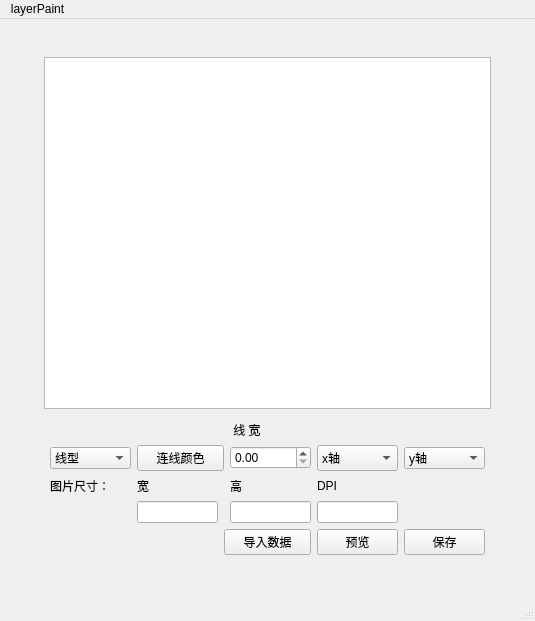
Qt form View/layerPaintUI.ui (we1019000306/layerPaint) before a commit.
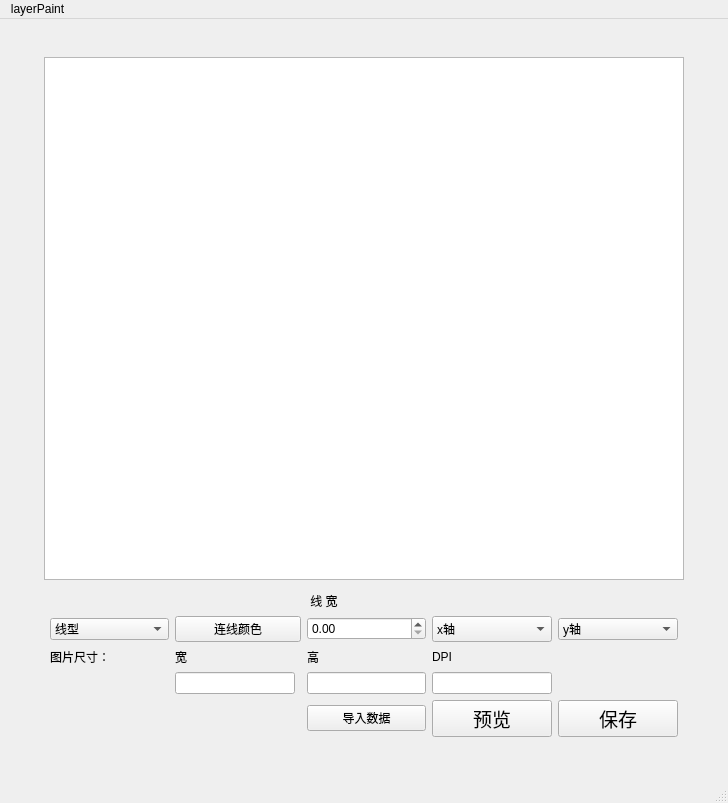
The same form after that commit. Icons and pictures are not drawn.

Diff of the .ui file:
```diff
--- a/View/layerPaintUI.ui
+++ b/View/layerPaintUI.ui
@@ -6,8 +6,8 @@
    <rect>
     <x>0</x>
     <y>0</y>
-    <width>535</width>
-    <height>621</height>
+    <width>728</width>
+    <height>803</height>
    </rect>
   </property>
   <property name="sizePolicy">
@@ -39,6 +39,41 @@
     <item row="0" column="0">
      <widget class="QFrame" name="frame">
       <layout class="QGridLayout" name="gridLayout_4">
+       <item row="0" column="0" colspan="3">
+        <spacer name="verticalSpacer_3">
+         <property name="orientation">
+          <enum>Qt::Vertical</enum>
+         </property>
+         <property name="sizeType">
+          <enum>QSizePolicy::Fixed</enum>
+         </property>
+         <property name="sizeHint" stdset="0">
+          <size>
+           <width>20</width>
+           <height>20</height>
+          </size>
+         </property>
+        </spacer>
+       </item>
+       <item row="1" column="1">
+        <widget class="QTableWidget" name="dataTableWidget"/>
+       </item>
+       <item row="1" column="2" rowspan="2">
+        <spacer name="horizontalSpacer_7">
+         <property name="orientation">
+          <enum>Qt::Horizontal</enum>
+         </property>
+         <property name="sizeType">
+          <enum>QSizePolicy::Fixed</enum>
+         </property>
+         <property name="sizeHint" stdset="0">
+          <size>
+           <width>20</width>
+           <height>10</height>
+          </size>
+         </property>
+        </spacer>
+       </item>
        <item row="1" column="0" rowspan="2">
         <spacer name="horizontalSpacer_3">
          <property name="orientation">
@@ -69,81 +104,6 @@
          <property name="bottomMargin">
           <number>6</number>
          </property>
-         <item row="1" column="3">
-          <widget class="QDoubleSpinBox" name="lineWidthDoubleSpinBox_2">
-           <property name="toolTip">
-            <string>&lt;html&gt;&lt;head/&gt;&lt;body&gt;&lt;p&gt;线宽&lt;/p&gt;&lt;/body&gt;&lt;/html&gt;</string>
-           </property>
-           <property name="styleSheet">
-            <string notr="true">font: 75 14pt &quot;Adobe Arabic&quot;;</string>
-           </property>
-          </widget>
-         </item>
-         <item row="3" column="3">
-          <widget class="QLineEdit" name="heightLineEdit_2">
-           <property name="styleSheet">
-            <string notr="true">font: 75 14pt &quot;Adobe Arabic&quot;;</string>
-           </property>
-          </widget>
-         </item>
-         <item row="4" column="5">
-          <widget class="QPushButton" name="savePushButton_2">
-           <property name="styleSheet">
-            <string notr="true">font: 75 14pt &quot;Adobe Arabic&quot;;</string>
-           </property>
-           <property name="text">
-            <string>保存</string>
-           </property>
-          </widget>
-         </item>
-         <item row="3" column="1">
-          <widget class="QLineEdit" name="widthLineEdit_2">
-           <property name="styleSheet">
-            <string notr="true">font: 75 14pt &quot;Adobe Arabic&quot;;</string>
-           </property>
-          </widget>
-         </item>
-         <item row="4" column="0" colspan="2">
-          <spacer name="horizontalSpacer_10">
-           <property name="orientation">
-            <enum>Qt::Horizontal</enum>
-           </property>
-           <property name="sizeHint" stdset="0">
-            <size>
-             <width>40</width>
-             <height>20</height>
-            </size>
-           </property>
-          </spacer>
-         </item>
-         <item row="2" column="0">
-          <widget class="QLabel" name="label_2">
-           <property name="styleSheet">
-            <string notr="true">font: 75 14pt &quot;Adobe Arabic&quot;;</string>
-           </property>
-           <property name="text">
-            <string>图片尺寸：</string>
-           </property>
-          </widget>
-         </item>
-         <item row="1" column="5">
-          <widget class="QComboBox" name="YComboBox_2">
-           <property name="sizePolicy">
-            <sizepolicy hsizetype="Preferred" vsizetype="Fixed">
-             <horstretch>20</horstretch>
-             <verstretch>0</verstretch>
-            </sizepolicy>
-           </property>
-           <property name="styleSheet">
-            <string notr="true">font: 75 14pt &quot;Adobe Arabic&quot;;</string>
-           </property>
-           <item>
-            <property name="text">
-             <string>y轴</string>
-            </property>
-           </item>
-          </widget>
-         </item>
          <item row="1" column="0">
           <widget class="QComboBox" name="lineTypeComboBox_2">
            <property name="styleSheet">
@@ -191,26 +151,6 @@
            </property>
           </widget>
          </item>
-         <item row="4" column="2" colspan="2">
-          <widget class="QPushButton" name="selectFileButton_2">
-           <property name="styleSheet">
-            <string notr="true">font: 75 14pt &quot;Adobe Arabic&quot;;</string>
-           </property>
-           <property name="text">
-            <string>导入数据</string>
-           </property>
-          </widget>
-         </item>
-         <item row="2" column="1">
-          <widget class="QLabel" name="label2_2">
-           <property name="styleSheet">
-            <string notr="true">font: 75 14pt &quot;Adobe Arabic&quot;;</string>
-           </property>
-           <property name="text">
-            <string>宽</string>
-           </property>
-          </widget>
-         </item>
          <item row="2" column="4">
           <widget class="QLabel" name="label4_2">
            <property name="styleSheet">
@@ -221,16 +161,6 @@
            </property>
           </widget>
          </item>
-         <item row="1" column="1" colspan="2">
-          <widget class="QPushButton" name="lineColorPushButton_3">
-           <property name="styleSheet">
-            <string notr="true">font: 75 14pt &quot;Adobe Arabic&quot;;</string>
-           </property>
-           <property name="text">
-            <string>连线颜色</string>
-           </property>
-          </widget>
-         </item>
          <item row="1" column="4">
           <widget class="QComboBox" name="XComboBox_2">
            <property name="enabled">
@@ -242,9 +172,18 @@
              <verstretch>0</verstretch>
             </sizepolicy>
            </property>
+           <property name="minimumSize">
+            <size>
+             <width>120</width>
+             <height>0</height>
+            </size>
+           </property>
            <property name="styleSheet">
             <string notr="true">font: 75 14pt &quot;Adobe Arabic&quot;;</string>
            </property>
+           <property name="sizeAdjustPolicy">
+            <enum>QComboBox::AdjustToMinimumContentsLength</enum>
+           </property>
            <item>
             <property name="text">
              <string>x轴</string>
@@ -252,71 +191,249 @@
            </item>
           </widget>
          </item>
-         <item row="2" column="3">
-          <widget class="QLabel" name="label3_2">
+         <item row="1" column="5">
+          <widget class="QComboBox" name="YComboBox">
+           <property name="sizePolicy">
+            <sizepolicy hsizetype="Preferred" vsizetype="Fixed">
+             <horstretch>20</horstretch>
+             <verstretch>0</verstretch>
+            </sizepolicy>
+           </property>
+           <property name="minimumSize">
+            <size>
+             <width>120</width>
+             <height>0</height>
+            </size>
+           </property>
            <property name="styleSheet">
             <string notr="true">font: 75 14pt &quot;Adobe Arabic&quot;;</string>
            </property>
-           <property name="text">
-            <string>高</string>
+           <property name="sizeAdjustPolicy">
+            <enum>QComboBox::AdjustToMinimumContentsLength</enum>
            </property>
+           <property name="minimumContentsLength">
+            <number>10</number>
+           </property>
+           <item>
+            <property name="text">
+             <string>y轴</string>
+            </property>
+           </item>
           </widget>
          </item>
-         <item row="3" column="4">
-          <widget class="QLineEdit" name="dpitLineEdit_2">
+         <item row="3" column="1">
+          <widget class="QLineEdit" name="widthLineEdit">
            <property name="styleSheet">
             <string notr="true">font: 75 14pt &quot;Adobe Arabic&quot;;</string>
            </property>
           </widget>
          </item>
          <item row="4" column="4">
-          <widget class="QPushButton" name="previewPushButton_2">
+          <widget class="QPushButton" name="previewPushButton">
+           <property name="minimumSize">
+            <size>
+             <width>25</width>
+             <height>25</height>
+            </size>
+           </property>
+           <property name="font">
+            <font>
+             <family>Adobe Arabic</family>
+             <pointsize>14</pointsize>
+             <weight>9</weight>
+             <italic>false</italic>
+             <bold>false</bold>
+            </font>
+           </property>
            <property name="styleSheet">
             <string notr="true">font: 75 14pt &quot;Adobe Arabic&quot;;</string>
            </property>
            <property name="text">
             <string>预览</string>
            </property>
+           <property name="icon">
+            <iconset>
+             <normaloff>../uisource/preview.png</normaloff>../uisource/preview.png</iconset>
+           </property>
+           <property name="iconSize">
+            <size>
+             <width>25</width>
+             <height>25</height>
+            </size>
+           </property>
+           <property name="autoDefault">
+            <bool>false</bool>
+           </property>
+          </widget>
+         </item>
+         <item row="3" column="3">
+          <widget class="QLineEdit" name="heightLineEdit">
+           <property name="styleSheet">
+            <string notr="true">font: 75 14pt &quot;Adobe Arabic&quot;;</string>
+           </property>
+          </widget>
+         </item>
+         <item row="2" column="0">
+          <widget class="QLabel" name="label">
+           <property name="styleSheet">
+            <string notr="true">font: 75 14pt &quot;Adobe Arabic&quot;;</string>
+           </property>
+           <property name="text">
+            <string>图片尺寸：</string>
+           </property>
+          </widget>
+         </item>
+         <item row="1" column="1" colspan="2">
+          <widget class="QPushButton" name="lineColorPushButton">
+           <property name="styleSheet">
+            <string notr="true">font: 75 14pt &quot;Adobe Arabic&quot;;</string>
+           </property>
+           <property name="text">
+            <string>连线颜色</string>
+           </property>
+          </widget>
+         </item>
+         <item row="2" column="1">
+          <widget class="QLabel" name="label2">
+           <property name="styleSheet">
+            <string notr="true">font: 75 14pt &quot;Adobe Arabic&quot;;</string>
+           </property>
+           <property name="text">
+            <string>宽</string>
+           </property>
+          </widget>
+         </item>
+         <item row="3" column="4">
+          <widget class="QLineEdit" name="dpitLineEdit">
+           <property name="styleSheet">
+            <string notr="true">font: 75 14pt &quot;Adobe Arabic&quot;;</string>
+           </property>
+          </widget>
+         </item>
+         <item row="4" column="0" colspan="2">
+          <spacer name="horizontalSpacer_10">
+           <property name="orientation">
+            <enum>Qt::Horizontal</enum>
+           </property>
+           <property name="sizeHint" stdset="0">
+            <size>
+             <width>40</width>
+             <height>20</height>
+            </size>
+           </property>
+          </spacer>
+         </item>
+         <item row="2" column="3">
+          <widget class="QLabel" name="label3">
+           <property name="styleSheet">
+            <string notr="true">font: 75 14pt &quot;Adobe Arabic&quot;;</string>
+           </property>
+           <property name="text">
+            <string>高</string>
+           </property>
+          </widget>
+         </item>
+         <item row="1" column="3">
+          <widget class="QDoubleSpinBox" name="lineWidthDoubleSpinBox">
+           <property name="toolTip">
+            <string>&lt;html&gt;&lt;head/&gt;&lt;body&gt;&lt;p&gt;线宽&lt;/p&gt;&lt;/body&gt;&lt;/html&gt;</string>
+           </property>
+           <property name="styleSheet">
+            <string notr="true">font: 75 14pt &quot;Adobe Arabic&quot;;</string>
+           </property>
+          </widget>
+         </item>
+         <item row="4" column="5">
+          <widget class="QPushButton" name="savePushButton">
+           <property name="minimumSize">
+            <size>
+             <width>25</width>
+             <height>25</height>
+            </size>
+           </property>
+           <property name="font">
+            <font>
+             <family>Adobe Arabic</family>
+             <pointsize>14</pointsize>
+             <weight>9</weight>
+             <italic>false</italic>
+             <bold>false</bold>
+            </font>
+           </property>
+           <property name="styleSheet">
+            <string notr="true">font: 75 14pt &quot;Adobe Arabic&quot;;</string>
+           </property>
+           <property name="text">
+            <string>保存</string>
+           </property>
+           <property name="icon">
+            <iconset>
+             <normaloff>../uisource/save.png</normaloff>../uisource/save.png</iconset>
+           </property>
+           <property name="iconSize">
+            <size>
+             <width>21</width>
+             <height>25</height>
+            </size>
+           </property>
+           <property name="checkable">
+            <bool>false</bool>
+           </property>
+           <property name="autoExclusive">
+            <bool>false</bool>
+           </property>
+           <property name="autoDefault">
+            <bool>false</bool>
+           </property>
+          </widget>
+         </item>
+         <item row="4" column="3">
+          <widget class="QPushButton" name="selectFileButton">
+           <property name="minimumSize">
+            <size>
+             <width>25</width>
+             <height>25</height>
+            </size>
+           </property>
+           <property name="sizeIncrement">
+            <size>
+             <width>100</width>
+             <height>100</height>
+            </size>
+           </property>
+           <property name="acceptDrops">
+            <bool>false</bool>
+           </property>
+           <property name="styleSheet">
+            <string notr="true">font: 75 14pt &quot;Adobe Arabic&quot;;</string>
+           </property>
+           <property name="text">
+            <string>导入数据</string>
+           </property>
+           <property name="icon">
+            <iconset>
+             <normaloff>../uisource/importData.png</normaloff>../uisource/importData.png</iconset>
+           </property>
+           <property name="iconSize">
+            <size>
+             <width>25</width>
+             <height>25</height>
+            </size>
+           </property>
+           <property name="autoDefault">
+            <bool>false</bool>
+           </property>
+           <property name="default">
+            <bool>false</bool>
+           </property>
+           <property name="flat">
+            <bool>false</bool>
+           </property>
           </widget>
          </item>
         </layout>
        </item>
-       <item row="1" column="1">
-        <widget class="QTableWidget" name="dataTableWidget_2"/>
-       </item>
-       <item row="1" column="2" rowspan="2">
-        <spacer name="horizontalSpacer_7">
-         <property name="orientation">
-          <enum>Qt::Horizontal</enum>
-         </property>
-         <property name="sizeType">
-          <enum>QSizePolicy::Fixed</enum>
-         </property>
-         <property name="sizeHint" stdset="0">
-          <size>
-           <width>20</width>
-           <height>10</height>
-          </size>
-         </property>
-        </spacer>
-       </item>
-       <item row="0" column="0" colspan="3">
-        <spacer name="verticalSpacer_3">
-         <property name="orientation">
-          <enum>Qt::Vertical</enum>
-         </property>
-         <property name="sizeType">
-          <enum>QSizePolicy::Fixed</enum>
-         </property>
-         <property name="sizeHint" stdset="0">
-          <size>
-           <width>20</width>
-           <height>20</height>
-          </size>
-         </property>
-        </spacer>
-       </item>
-       <item row="3" column="0" colspan="3">
+       <item row="4" column="0" colspan="3">
         <spacer name="verticalSpacer_4">
          <property name="orientation">
           <enum>Qt::Vertical</enum>
@@ -342,7 +459,7 @@
     <rect>
      <x>0</x>
      <y>0</y>
-     <width>535</width>
+     <width>728</width>
      <height>23</height>
     </rect>
    </property>
```
Left out of the diff: 8 changed lines with no effect on the pictures.
